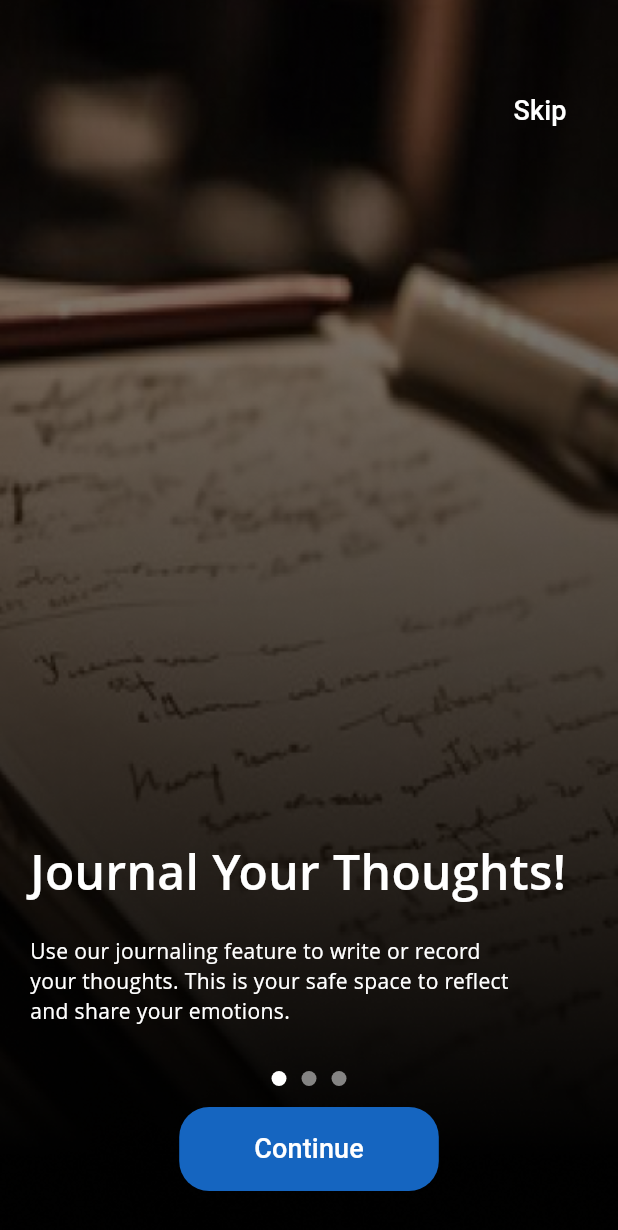
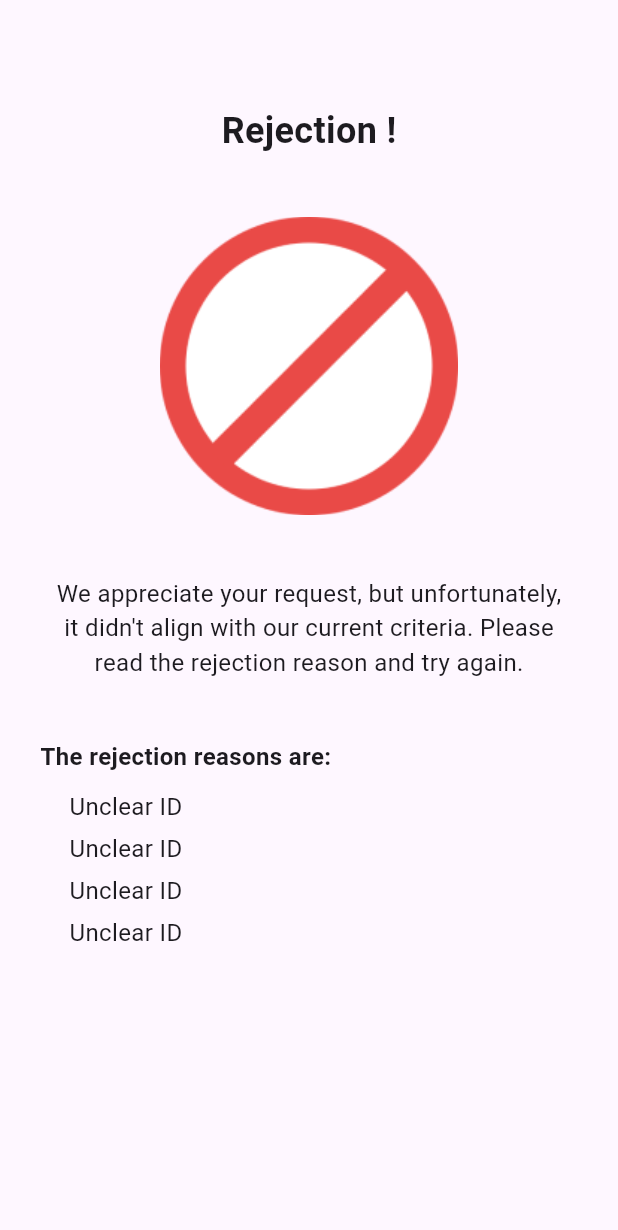
Before and after one commit to ziad-ezzat/Temp, a Flutter app: the screen it shows after launch, on a phone screen of 412 x 824 dp. Shown: the top 1230 px of the screen. Run offline on Flutter 3.47's test engine with Material 3 defaults, Android fonts, the light colour scheme and no system bars; Roboto replaces fonts that are missing (Open Sans).

Commit message:
add pending,approved,rejection

```diff
--- /dev/null
+++ b/lib/Views/Pages/rejection.dart
@@ -0,0 +1,100 @@
+import 'package:flutter/material.dart';
+
+class Rejection extends StatelessWidget {
+  const Rejection({super.key});
+
+  @override
+  Widget build(BuildContext context) {
+    return const Scaffold(
+      body: Column(
+        children: [
+          SizedBox(
+            height: 70,
+          ),
+          Align(
+              alignment: Alignment.center,
+              child: Text("Rejection !",
+                  style: TextStyle(
+                    fontSize: 24,
+                    fontWeight: FontWeight.w600,
+                  ))),
+          SizedBox(
+            height: 40,
+          ),
+          Image(
+            image: AssetImage("assets/images/prohibition sign.png"),
+            width: 199.122802734375,
+            height: 200,
+          ),
+          SizedBox(
+            height: 40,
+          ),
+          Text(
+            "We appreciate your request, but unfortunately,",
+            style: TextStyle(
+              fontSize: 16,
+              fontWeight: FontWeight.w400,
+            ),
+          ),
+          Text(
+            "it didn't align with our current criteria. Please",
+            style: TextStyle(
+              fontSize: 16,
+              fontWeight: FontWeight.w400,
+            ),
+          ),
+          Text(
+            "read the rejection reason and try again.",
+            style: TextStyle(
+              fontSize: 16,
+              fontWeight: FontWeight.w400,
+            ),
+          ),
+          SizedBox(
+            height: 40,
+          ),
+          Padding(
+            padding: EdgeInsets.fromLTRB(20, 0, 180, 10),
+            child: Text("The rejection reasons are: ",
+                style: TextStyle(
+                  fontSize: 16,
+                  fontWeight: FontWeight.w600,
+                )),
+          ),
+          Padding(
+            padding: EdgeInsets.fromLTRB(0, 0, 240, 5),
+            child: Text("Unclear ID ",
+                style: TextStyle(
+                  fontSize: 16,
+                  fontWeight: FontWeight.w400,
+                )),
+          ),
+          Padding(
+            padding: EdgeInsets.fromLTRB(0, 0, 240, 5),
+            child: Text("Unclear ID ",
+                style: TextStyle(
+                  fontSize: 16,
+                  fontWeight: FontWeight.w400,
+                )),
+          ),
+          Padding(
+            padding: EdgeInsets.fromLTRB(0, 0, 240, 5),
+            child: Text("Unclear ID ",
+                style: TextStyle(
+                  fontSize: 16,
+                  fontWeight: FontWeight.w400,
+                )),
+          ),
+          Padding(
+            padding: EdgeInsets.fromLTRB(0, 0, 240, 5),
+            child: Text("Unclear ID ",
+                style: TextStyle(
+                  fontSize: 16,
+                  fontWeight: FontWeight.w400,
+                )),
+          ),
+        ],
+      ),
+    );
+  }
+}
--- a/lib/main.dart
+++ b/lib/main.dart
@@ -1,4 +1,8 @@
 import 'package:flutter/material.dart';
+import 'package:gr_project/Views/Pages/approved.dart';
+import 'package:gr_project/Views/Pages/login_screen.dart';
+import 'package:gr_project/Views/Pages/pending.dart';
+import 'package:gr_project/Views/Pages/rejection.dart';
 import 'Views/Pages/onBoarding_screen.dart';
 
 void main() {
@@ -12,7 +16,7 @@ class MainApp extends StatelessWidget {
   Widget build(BuildContext context) {
     return const MaterialApp(
       debugShowCheckedModeBanner: false,
-      home: OnboardingScreen(),
+      home: Rejection(),
     );
   }
 }
```
Also changed, not shown: lib/Views/Pages/approved.dart (added, +80 -0 lines), lib/Views/Pages/pending.dart (added, +52 -0 lines), assets/images/Hourglass character checking the time.png (added), assets/images/SignUp.png (added), assets/images/check mark in box side view blue.png (added), assets/images/facebook.png (added), assets/images/google.png (added), assets/images/prohibition sign.png (added).
